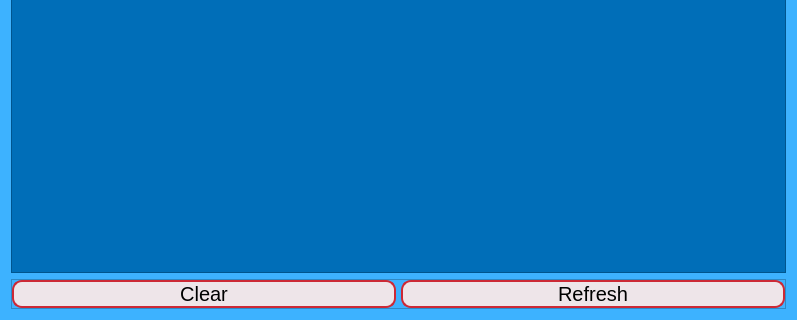
N1qro/Yandex-Tasks, file main.ui: the form before one commit; both pictures show x 0 to 797 and y 245 to 565 of the 797 by 565 pixel window.
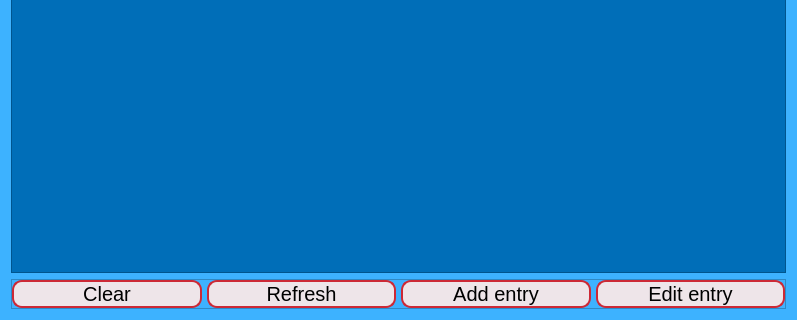
The form after the commit.

```diff
--- a/main.ui
+++ b/main.ui
@@ -89,6 +89,30 @@
         </property>
        </widget>
       </item>
+      <item>
+       <widget class="QPushButton" name="addButton">
+        <property name="font">
+         <font>
+          <pointsize>15</pointsize>
+         </font>
+        </property>
+        <property name="text">
+         <string>Add entry</string>
+        </property>
+       </widget>
+      </item>
+      <item>
+       <widget class="QPushButton" name="editButton">
+        <property name="font">
+         <font>
+          <pointsize>15</pointsize>
+         </font>
+        </property>
+        <property name="text">
+         <string>Edit entry</string>
+        </property>
+       </widget>
+      </item>
      </layout>
     </widget>
    </item>
```
Left out of the diff: 2 changed lines with no effect on the pictures.
